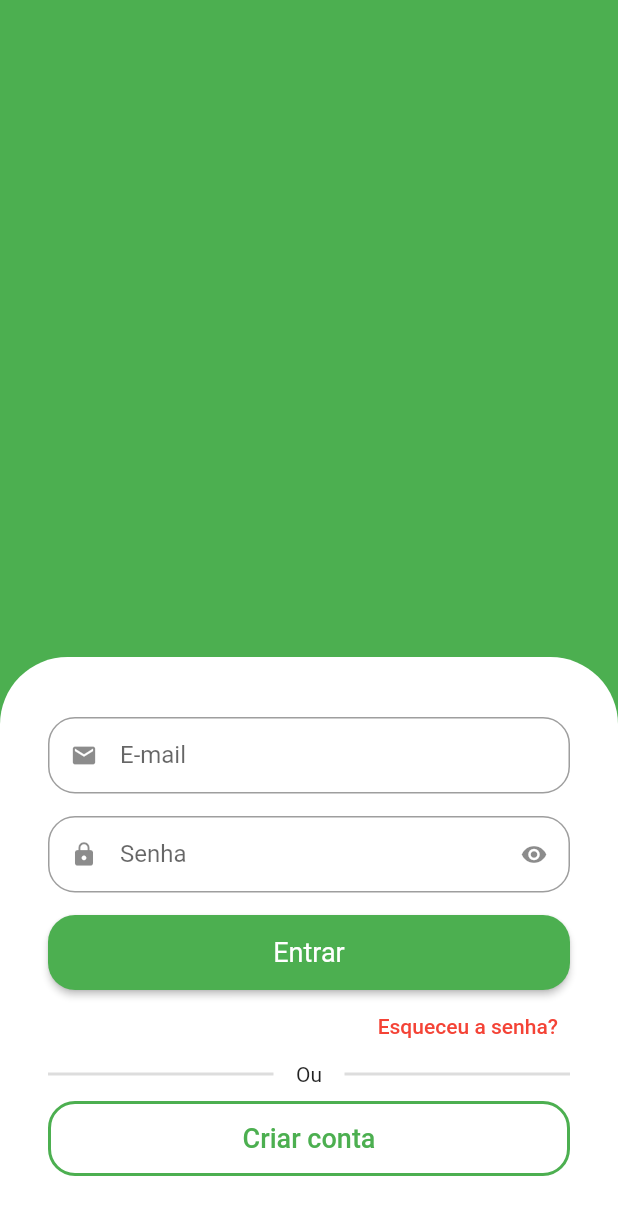
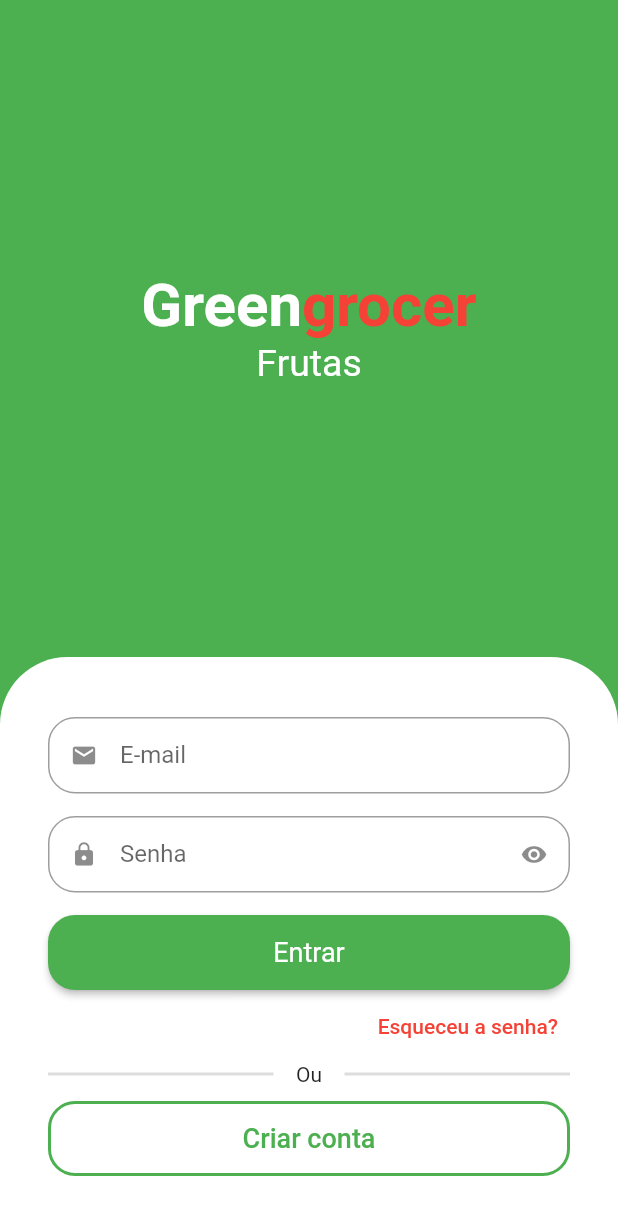
Before and after one commit to John-Rocha/greengrocer, a Flutter app: the screen it shows after launch, on a phone screen of 412 x 824 dp. Shown: the top 1215 px of the screen. Run offline on Flutter 3.47's test engine with Material 2 defaults, Android fonts, the phone set to English and light mode, and no system bars; drawn by our look-alikes of animated_text_kit.

Commit message:
feat: adds animation in the app name

```diff
--- a/lib/src/auth/sign_in_screen.dart
+++ b/lib/src/auth/sign_in_screen.dart
@@ -1,3 +1,4 @@
+import 'package:animated_text_kit/animated_text_kit.dart';
 import 'package:flutter/material.dart';
 import 'package:greengrocer/src/auth/components/custom_text_field.dart';
 
@@ -11,8 +12,55 @@ class SignInScreen extends StatelessWidget {
       body: Column(
         children: [
           Expanded(
-            child: Container(
-              color: Colors.green,
+            child: Column(
+              mainAxisAlignment: MainAxisAlignment.center,
+              children: [
+                // Nome do app
+                const Text.rich(
+                  TextSpan(
+                    style: TextStyle(
+                      fontSize: 40,
+                    ),
+                    children: [
+                      TextSpan(
+                        text: 'Green',
+                        style: TextStyle(
+                          color: Colors.white,
+                          fontWeight: FontWeight.bold,
+                        ),
+                      ),
+                      TextSpan(
+                        text: 'grocer',
+                        style: TextStyle(
+                          color: Colors.red,
+                          fontWeight: FontWeight.bold,
+                        ),
+                      ),
+                    ],
+                  ),
+                ),
+                // Categorias
+                SizedBox(
+                  height: 30,
+                  child: DefaultTextStyle(
+                    style: const TextStyle(
+                      fontSize: 25,
+                    ),
+                    child: AnimatedTextKit(
+                      repeatForever: true,
+                      pause: Duration.zero,
+                      animatedTexts: [
+                        FadeAnimatedText('Frutas'),
+                        FadeAnimatedText('Verduras'),
+                        FadeAnimatedText('Legumes'),
+                        FadeAnimatedText('Carnes'),
+                        FadeAnimatedText('Cereais'),
+                        FadeAnimatedText('Laticíneos'),
+                      ],
+                    ),
+                  ),
+                ),
+              ],
             ),
           ),
           Container(
--- a/pubspec.yaml
+++ b/pubspec.yaml
@@ -34,6 +34,7 @@ dependencies:
   # The following adds the Cupertino Icons font to your application.
   # Use with the CupertinoIcons class for iOS style icons.
   cupertino_icons: ^1.0.2
+  animated_text_kit: ^4.2.2
 
 dev_dependencies:
   flutter_test:
```
Also changed, not shown: pubspec.lock.
